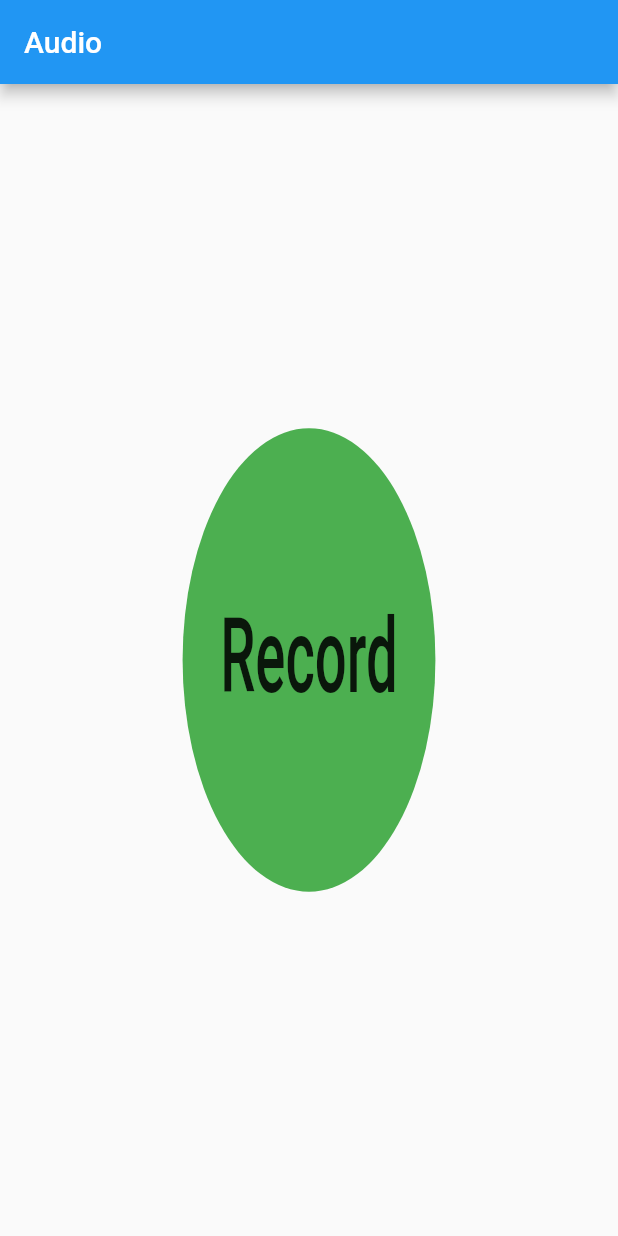
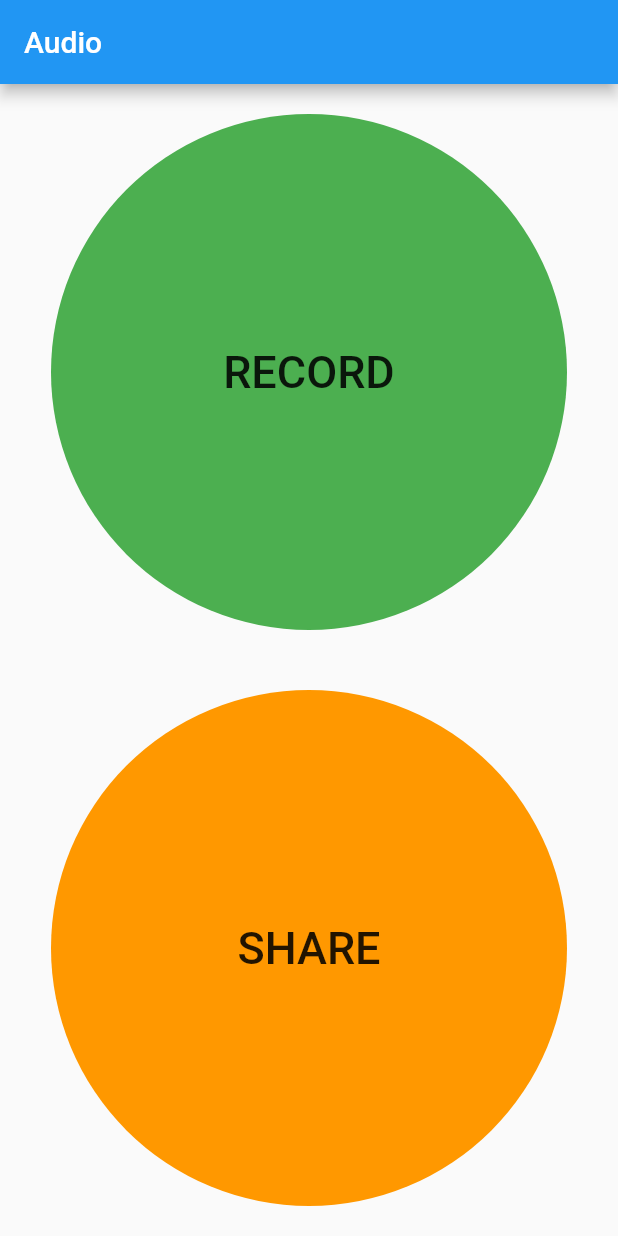
Before and after one commit to FedericoHenze/Flutter_Cangre_Audios, a Flutter app: the screen it shows after launch, on a phone screen of 412 x 824 dp. Run offline on Flutter 3.47's test engine with Material 2 defaults, Android fonts, the phone set to English and light mode, and no system bars; missing offline and left inert: flutter_sound, share_extend.

Commit message:
UI split in several components

```diff
--- a/lib/main.dart
+++ b/lib/main.dart
@@ -20,84 +20,73 @@ class MyApp extends StatelessWidget {
           title: Text("Audio"),
         ),
         body:Center(
-          child:  RoundButton(),
+          child: Column(
+            children: <Widget>[
+              RecordButton(),
+              ShareButton(),
+              //ActionButton(),
+            ],
+          ),
         ),
       ),
     );
   }
 }
 
-class RoundButton extends StatefulWidget {
+class ShareButton extends StatefulWidget {
 
   @override
-  RoundButtonState createState() {
-    return new RoundButtonState();
+  State<StatefulWidget> createState() {
+    return ShareButtonState();
   }
 }
 
-class RoundButtonState extends State<RoundButton> {
-
-  var flutterSound = new FlutterSound();
-  String audioPath;
-  var startRecording = false;
-  var recordAvailable = false;
+class ShareButtonState extends State<ShareButton> {
 
   @override
   Widget build(BuildContext context) {
     // TODO: implement build
-    return AspectRatio(
-      aspectRatio: 1,
-      child: Column(
-        children: <Widget>[
-          Expanded (
-            child: FittedBox(
-              fit: BoxFit.fill,
-              child: FlatButton(
-                shape: CircleBorder(),
-                onPressed: () {
-                  setState(() {
-                    this.recordAvailable=true;
-                    this.startRecording = !this.startRecording;
-                  });
-                  this._handleRecording();
-                },
-                color: this.startRecording ? Colors.red : Colors.green,
-                child: Text(
-                  this.startRecording ? 'Stop' : 'Record',
-                  style: TextStyle(
-                    fontSize: 8,
-                  ),
-                ),
-
-              ),
-            ),
-          ),
-          Visibility(
-            visible: !this.startRecording && this.recordAvailable,
-            child: Expanded (
-              child: FittedBox(
-                fit: BoxFit.fill,
-                child: FlatButton(
-                  shape: CircleBorder(),
-                  onPressed: () => this._share(),
-                  color: Colors.orange,
-                  child: Text(
-                    'Share',
-                    style: TextStyle(
-                      fontSize: 8,
-                    ),
-                  ),
-                ),
-              ),
-            ),
-          ),
-        ],
-      ),
+    return ActionButton(
+      title: 'SHARE',
+      color: Colors.orange,
+      action: (){this._share();},
     );
   }
 
-  void _handleRecording() {
-    startRecording ? this._recordAudio() : this._stopRecordingAudio();
+  void _share() async {
+    Directory dir = await getApplicationDocumentsDirectory();
+    File testFile = new File("${dir.path}/sound.m4a");
+    if (!await testFile.exists()) {
+      await testFile.create(recursive: true);
+      testFile.writeAsStringSync("test for share documents file");
+    }
+    print('shared dialog open');
+    ShareExtend.share(testFile.path, "file");
+  }
+}
+
+class RecordButton extends StatefulWidget {
+
+  @override
+  State<StatefulWidget> createState() {
+    return RecordButtonState();
+  }
+}
+
+class RecordButtonState extends State<RecordButton> {
+
+  var flutterSound = new FlutterSound();
+  String audioPath;
+  var startRecording = true;
+
+  @override
+  Widget build(BuildContext context) {
+    // TODO: implement build
+    return ActionButton(
+      title: this.startRecording ? 'RECORD' : 'STOP',
+      color: this.startRecording ? Colors.green : Colors.red,
+      action: this.startRecording ? (){this._recordAudio();} : (){_stopRecordingAudio();},
+    );
   }
 
   void _recordAudio() async {
@@ -112,16 +101,50 @@ class RoundButtonState extends State<RoundButton> {
     print('stopRecorder: $result');
     this.audioPath = result;
   }
+}
 
-  void _share() async {
-    Directory dir = await getApplicationDocumentsDirectory();
-    File testFile = new File("${dir.path}/sound.m4a");
-    if (!await testFile.exists()) {
-      await testFile.create(recursive: true);
-      testFile.writeAsStringSync("test for share documents file");
-    }
-    print('shared dialog open');
-    ShareExtend.share(testFile.path, "file");
+class ActionButton extends StatefulWidget {
+
+  final String title;
+  final VoidCallback action;
+  final MaterialColor color;
+
+  ActionButton({this.title, this.color, this.action});
+
+  @override
+  ActionButtonState createState() {
+    return new ActionButtonState(this.title, this.action, this.color);
+  }
+}
+
+class ActionButtonState extends State<ActionButton> {
+
+  final String title;
+  final VoidCallback action;
+  final MaterialColor color;
+
+  ActionButtonState(this.title, this.action, this.color);
+
+  @override
+  Widget build(BuildContext context) {
+    return Expanded(
+      child: AspectRatio(
+          aspectRatio: 1,
+          child: Padding(
+            padding: const EdgeInsets.all(20.0),
+            child: FlatButton(
+              onPressed: this.action,
+              child: Text(this.title,
+                style: TextStyle(
+                  fontSize: 30,
+                ),
+              ),
+              color: this.color,
+              shape: CircleBorder(),
+            ),
+          )
+      ),
+    );
   }
 
 }
```
